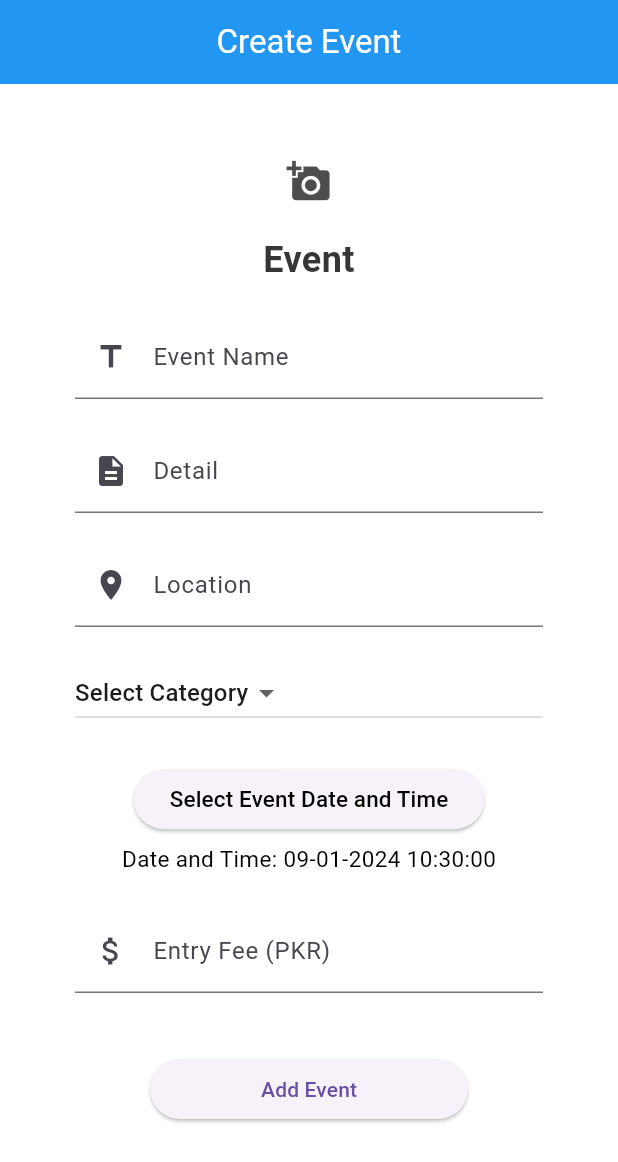
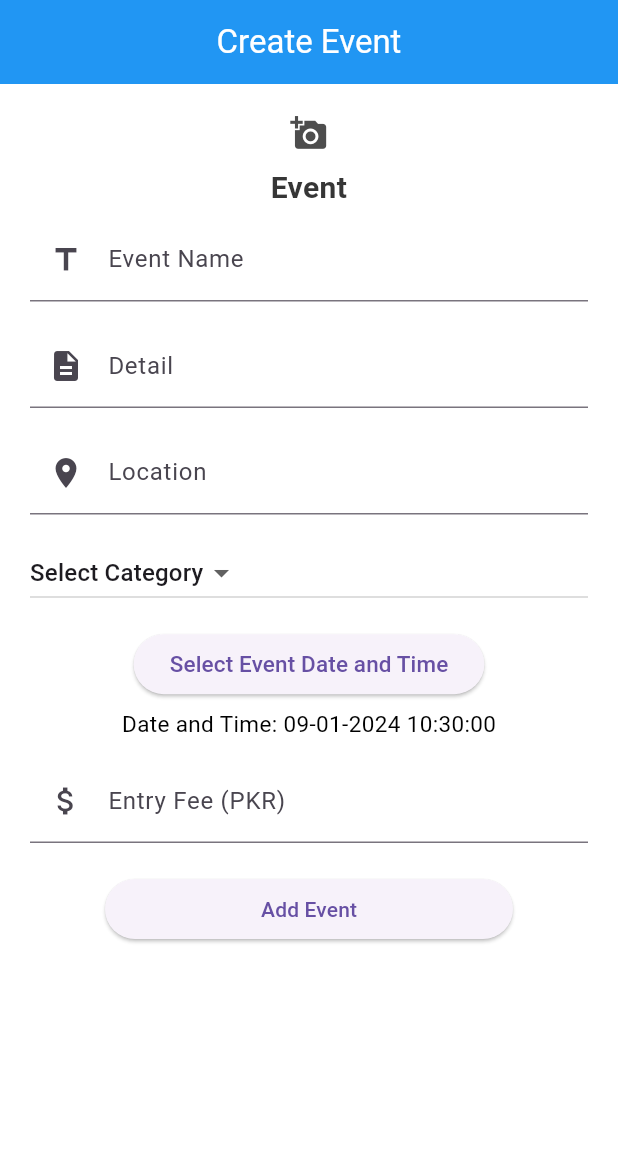
Before and after one commit to MUHAMMAD-AZEEM-AZAM/firebase_connection, a Flutter app: the Event screen opened directly, on a phone screen of 412 x 824 dp. Shown: the top 1162 px of the screen. Run offline on Flutter 3.47's test engine with Material 3 defaults, Android fonts, the phone set to English and light mode, and no system bars; our stand-ins replace carousel_slider, cloud_firestore, firebase_auth, firebase_core, firebase_storage, flutter_local_notifications and 2 more; accounts and stored records are empty.

Commit message:
Final Project

```diff
--- a/lib/event/datePicker.dart
+++ b/lib/event/datePicker.dart
@@ -62,7 +62,6 @@ class _DatePickWidgetState extends State<DatePickWidget> {
               "Select Event Date and Time",
               style: TextStyle(
                 fontSize: 15,
-                color: Colors.black,
               ),
             ),
           ),
--- a/lib/event/event.dart
+++ b/lib/event/event.dart
@@ -158,7 +158,7 @@ Future<void> initializeLocalNotifications(BuildContext context) async {
       ),
       body: SingleChildScrollView(
         child: Padding(
-          padding: const EdgeInsets.all(50),
+          padding: const EdgeInsets.all(20),
           child: Column(
             crossAxisAlignment: CrossAxisAlignment.stretch,
             children: [
@@ -179,24 +179,24 @@ Future<void> initializeLocalNotifications(BuildContext context) async {
                         )
                       : Icon(
                           Icons.add_a_photo,
-                          size: 30,
+                          size: 25,
                           color: const Color.fromARGB(255, 77, 77, 77),
                         ),
                 ),
               ),
               SizedBox(
-                height: 20,
+                height: 10,
               ),
               const Text(
                 'Event',
                 style: TextStyle(
                     fontWeight: FontWeight.bold,
-                    fontSize: 24,
+                    fontSize: 20,
                     color: Color.fromARGB(255, 54, 54, 54)),
                 textAlign: TextAlign.center,
               ),
               SizedBox(
-                height: 20,
+                height: 5,
               ),
               TextFormField(
                 controller: titleController,
@@ -212,7 +212,7 @@ Future<void> initializeLocalNotifications(BuildContext context) async {
                 },
               ),
               SizedBox(
-                height: 20,
+                height: 15,
               ),
               TextFormField(
                 controller: detailController,
@@ -228,7 +228,7 @@ Future<void> initializeLocalNotifications(BuildContext context) async {
                 },
               ),
               SizedBox(
-                height: 20,
+                height: 15,
               ),
               TextFormField(
                 controller: locationController,
@@ -244,7 +244,7 @@ Future<void> initializeLocalNotifications(BuildContext context) async {
                 },
               ),
               SizedBox(
-                height: 20,
+                height: 15,
               ),
               DropdownButton<String>(
                 value: category,
@@ -269,7 +269,7 @@ Future<void> initializeLocalNotifications(BuildContext context) async {
                 }).toList(),
               ),
               SizedBox(
-                height: 20,
+                height: 10,
               ),
               DatePickWidget(
                 onDateTimeSelected: (combinedDate) {
@@ -277,7 +277,7 @@ Future<void> initializeLocalNotifications(BuildContext context) async {
                 },
               ),
               SizedBox(
-                height: 20,
+                height: 10,
               ),
               TextFormField(
                 controller: entryFeeController,
@@ -294,7 +294,7 @@ Future<void> initializeLocalNotifications(BuildContext context) async {
                 },
               ),
               SizedBox(
-                height: 40,
+                height: 20,
               ),
               Padding(
                 padding: EdgeInsets.only(left: 50, right: 50),
```
